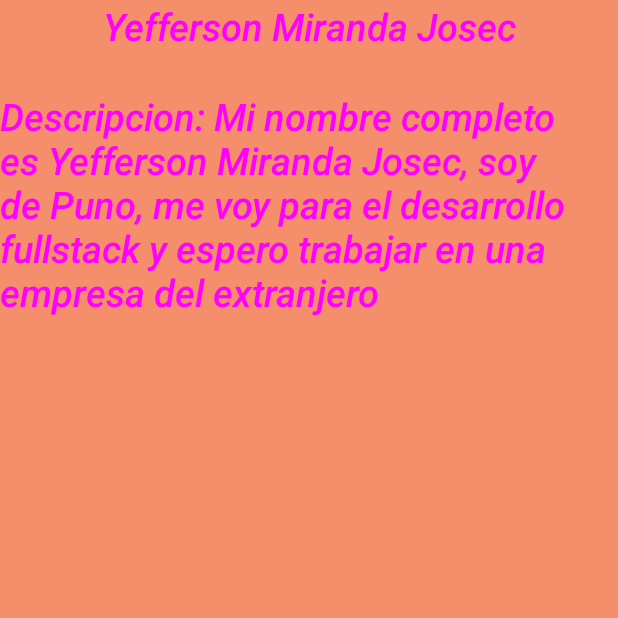
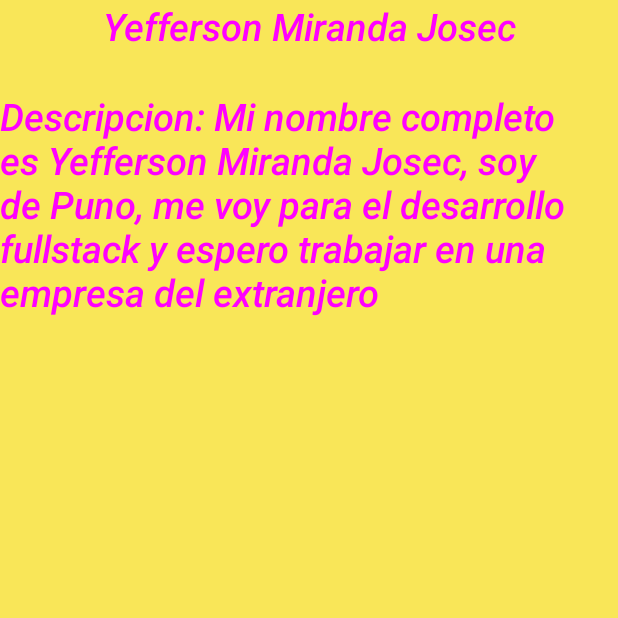
Before and after one commit to yefferson12355/KotlinI, an Android app: the screen it shows after launch (MainActivity), on a phone screen of 412 x 824 dp, the top half of it. Run offline under Robolectric (Android 15) with nearby library versions, the phone set to English and light mode, and no system bars.

Commit message:
Cambiando a color amarillo

```diff
--- a/app/src/main/res/layout/activity_main.xml
+++ b/app/src/main/res/layout/activity_main.xml
@@ -6,7 +6,7 @@
     android:id="@+id/main"
     android:layout_width="match_parent"
     android:layout_height="match_parent"
-    android:background="#f58e6b"
+    android:background="#f9e658"
     tools:context=".MainActivity">
 
     <TextView
```
